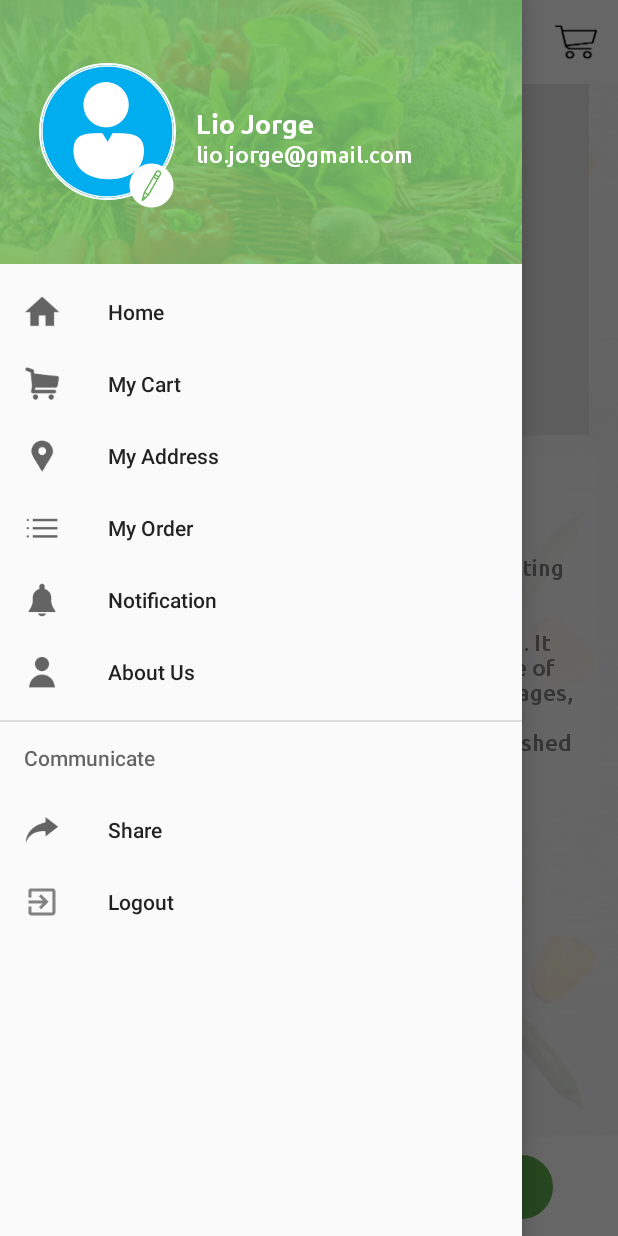
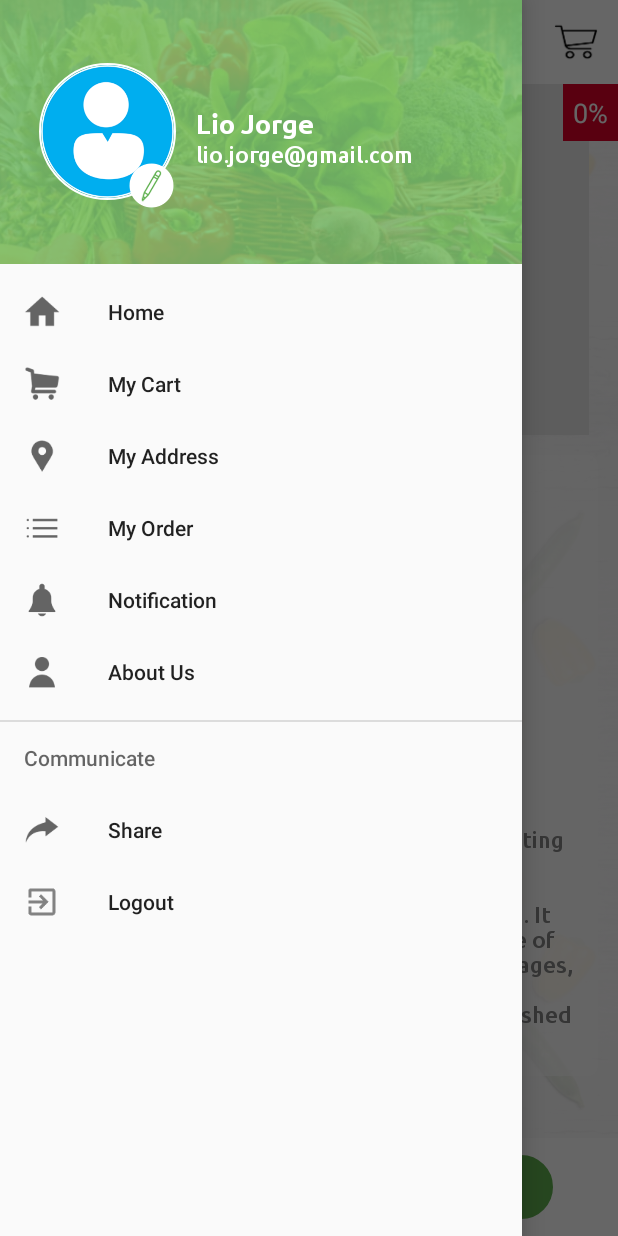
Before and after one commit to billphong/shop-grocey-template, an Android app: the fragment ProductDetailsFragment placed in its activity, with the side drawer open, on a phone screen of 412 x 824 dp. Run offline under Robolectric (Android 15) with nearby library versions, the phone set to English and light mode, and no system bars; our stand-ins replace CircleImageView, Picasso, Volley, sdp/ssp sizes; libraries missing offline, so code that uses them is left out: dmax.dialog, me.relex.circleindicator; plain views replace CircleIndicator; pictures from the network do not load; 5 statements that could not run were skipped.

Commit message:
product detail

```diff
--- a/app/src/main/java/com/summit/service/fragment/ProductDetailsFragment.java
+++ b/app/src/main/java/com/summit/service/fragment/ProductDetailsFragment.java
@@ -1,5 +1,6 @@
 package com.summit.service.fragment;
 
+import android.graphics.Paint;
 import android.os.Bundle;
 import android.support.annotation.Nullable;
 import android.support.v4.view.PagerAdapter;
@@ -47,7 +48,11 @@ public class ProductDetailsFragment extends BaseFragment {
     private TextView tvQuantity;
     private TextView tvName;
     private TextView tvPrice;
+    private TextView tvOldPrice;
     private TextView tvDescription;
+    private TextView tvDiscount;
+    private TextView tvSaleOff;
+    private TextView lblSaleOff;
     private ImageView ivPlus;
     private ImageView ivMins;
     private RelativeLayout rlAddTocart;
@@ -125,7 +130,12 @@ public class ProductDetailsFragment extends BaseFragment {
         tvQuantity = rootView.findViewById(R.id.fragment_product_details_tvTotalKg);
         tvName = rootView.findViewById(R.id.fragment_product_details_tvTitle);
         tvPrice = rootView.findViewById(R.id.fragment_product_details_tvPrice);
+        tvOldPrice = rootView.findViewById(R.id.fragment_product_details_tvOldPrice);
+        tvOldPrice.setPaintFlags(tvOldPrice.getPaintFlags() | Paint.STRIKE_THRU_TEXT_FLAG);
         tvDescription = rootView.findViewById(R.id.fragment_product_details_tvDescription);
+        tvDiscount = rootView.findViewById(R.id.fragment_product_details_tvDiscount);
+        tvSaleOff = rootView.findViewById(R.id.fragment_product_details_tvSaleOff);
+        lblSaleOff = rootView.findViewById(R.id.fragment_product_details_lblSaleOff);
         ivPlus = rootView.findViewById(R.id.fragment_product_details_ivPlus);
         ivMins = rootView.findViewById(R.id.fragment_product_details_ivMins);
 
@@ -145,6 +155,16 @@ public class ProductDetailsFragment extends BaseFragment {
             tvName.setText(productListModel.getName());
             tvQuantity.setText(productListModel.getTotalItemStr());
             tvPrice.setText(productListModel.getPriceStr());
+            tvDiscount.setText(productListModel.getDiscountStr());
+            tvOldPrice.setText(productListModel.getOldPriceStr());
+            if(productListModel.getSaleOff() == null || productListModel.getSaleOff().equals("")){
+                lblSaleOff.setVisibility(View.INVISIBLE);
+                tvSaleOff.setVisibility(View.INVISIBLE);
+            }else {
+                lblSaleOff.setVisibility(View.VISIBLE);
+                tvSaleOff.setVisibility(View.VISIBLE);
+                tvSaleOff.setText(productListModel.getSaleOff());
+            }
 
             TextViewHelpers.setTextHtml(tvDescription, productListModel.getDescription());
             totalBuyItem = productListModel.getTotalItem();
--- a/app/src/main/res/layout/fragment_product_detail.xml
+++ b/app/src/main/res/layout/fragment_product_detail.xml
@@ -40,6 +40,18 @@
                     android:layout_alignParentBottom="true"
                     app:ci_drawable="@drawable/ic_dot"
                     app:ci_drawable_unselected="@drawable/ic_dot" />
+
+                <TextView
+                    android:id="@+id/fragment_product_details_tvDiscount"
+                    android:layout_width="wrap_content"
+                    android:layout_height="wrap_content"
+                    android:text="0%"
+                    android:background="@color/red_color_pdetail"
+                    android:padding="@dimen/_5sdp"
+                    android:textColor="@color/white"
+                    android:textSize="@dimen/_14sdp"
+                    android:layout_alignParentRight="true"
+                    android:layout_alignParentTop="true"/>
             </RelativeLayout>
 
 
@@ -71,6 +83,38 @@
                         android:paddingTop="@dimen/_3sdp"
                         app:font_name="UBUNTU-MEDIUM.TTF" />
 
+                    <com.summit.service.customecomponent.CustomTextView
+                        android:id="@+id/fragment_product_details_tvOldPrice"
+                        style="@style/ganaral_primarystyle"
+                        android:layout_marginBottom="@dimen/_10sdp"
+                        android:paddingTop="@dimen/_3sdp"
+                        android:textColor="@color/color_gray_light"
+                        />
+
+                    <com.summit.service.customecomponent.CustomTextView
+                        android:id="@+id/fragment_product_details_lblSaleOff"
+                        style="@style/ganaral_primarystyle"
+                        android:layout_marginBottom="@dimen/_10sdp"
+                        android:paddingTop="@dimen/_3sdp"
+                        android:text="@string/lbl_saleOff"
+                        android:textColor="@color/rippelColor"
+                        />
+
+                    <com.summit.service.customecomponent.CustomTextView
+                        android:id="@+id/fragment_product_details_tvSaleOff"
+                        style="@style/ganaral_primarystyle"
+                        android:layout_gravity="center_horizontal"
+                        android:layout_marginBottom="@dimen/_10sdp"
+                        android:paddingTop="@dimen/_3sdp"
+                        />
+
+                    <com.summit.service.customecomponent.CustomTextView
+                        style="@style/ganaral_primarystyle"
+                        android:layout_marginBottom="@dimen/_10sdp"
+                        android:paddingTop="@dimen/_3sdp"
+                        android:text="@string/lbl_description"
+                        android:textColor="@color/rippelColor"
+                        />
 
                     <com.summit.service.customecomponent.CustomTextView
                         android:id="@+id/fragment_product_details_tvDescription"
@@ -80,6 +124,7 @@
                         android:text="@string/description_data"
                         android:textColor="@color/signup_lable_color"
                         android:textSize="@dimen/_12sdp"
+                        android:layout_marginTop="@dimen/_10sdp"
                         app:font_name="UBUNTU-MEDIUM.TTF" />
 
 
--- a/app/src/main/res/values/strings.xml
+++ b/app/src/main/res/values/strings.xml
@@ -35,6 +35,9 @@
     <string name="forgot_password">Quên mật khẩu</string>
     <string name="submit">Lưu</string>
 
+
+    <string name="lbl_saleOff">Khuyến mãi: </string>
+    <string name="lbl_description">Thông tin chi tiết: </string>
 
     <!-- Drawer strings -->
     <string name="openDrawer">Navigation View Closed</string>
```
